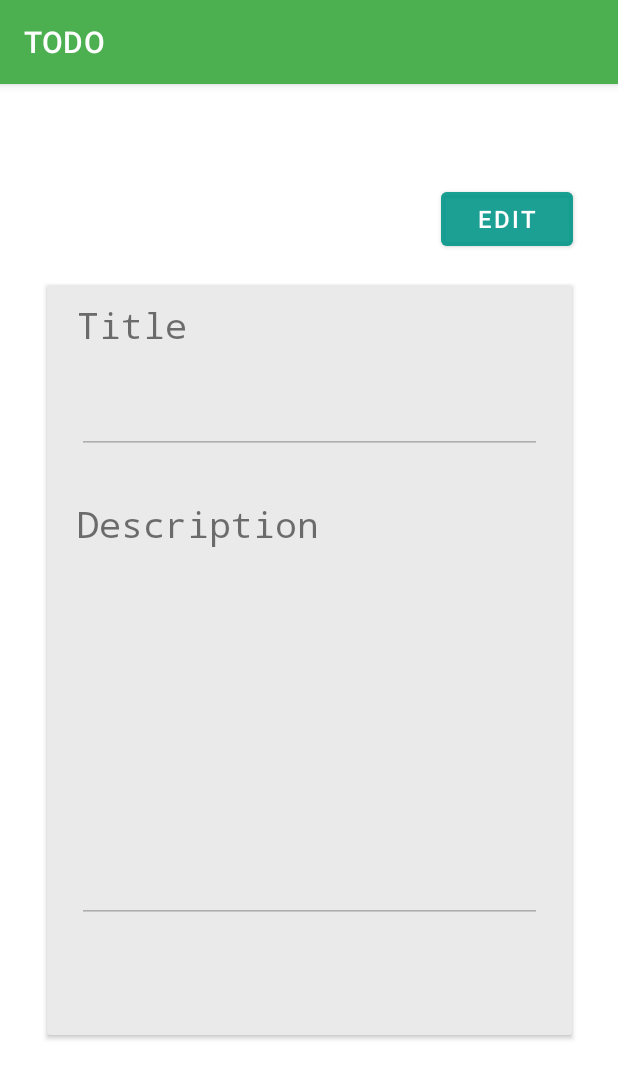
After one commit to cristhianmunoz/AppAndroid-ToDoList, an Android app: the EditTaskActivity screen opened directly, with no data from a screen before it, on a phone screen of 412 x 824 dp. The commit adds this screen. Shown: the top 1079 px of the screen. Run offline under Robolectric (Android 15) with nearby library versions, the phone set to English and light mode, and no system bars.

Commit message:
Despliegue y Navegación
Todas las pantallas se han agregado con sus respectivas Activities.
Además, se ha logrado navegar por cada una de ellas.

```diff
--- /dev/null
+++ b/app/src/main/java/com/example/todo/EditTaskActivity.kt
@@ -0,0 +1,24 @@
+package com.example.todo
+
+import android.content.Intent
+import android.os.Bundle
+import androidx.appcompat.app.AppCompatActivity
+import com.example.todo.databinding.ActivityEditTaskBinding
+
+class EditTaskActivity: AppCompatActivity() {
+
+    private lateinit var binding: ActivityEditTaskBinding
+
+    override fun onCreate(savedInstanceState: Bundle?) {
+        super.onCreate(savedInstanceState)
+
+        binding = ActivityEditTaskBinding.inflate(layoutInflater)
+        setContentView(binding.root)
+
+        binding.buttonEdit.setOnClickListener(){
+            val intent = Intent(this, CreateTaskActivity::class.java)
+            startActivity(intent)
+        }
+
+    }
+}
--- a/app/src/main/java/com/example/todo/MainActivity.kt
+++ b/app/src/main/java/com/example/todo/MainActivity.kt
@@ -1,5 +1,6 @@
 package com.example.todo
 
+import android.content.Intent
 import android.os.Bundle
 import com.google.android.material.bottomnavigation.BottomNavigationView
 import androidx.appcompat.app.AppCompatActivity
@@ -31,5 +32,10 @@ class MainActivity : AppCompatActivity() {
         )
         setupActionBarWithNavController(navController, appBarConfiguration)
         navView.setupWithNavController(navController)
+
+        binding.bottomCreate.setOnClickListener(){
+            val intent = Intent(this, EditTaskActivity::class.java)
+            startActivity(intent)
+        }
     }
 }
--- /dev/null
+++ b/app/src/main/res/layout/activity_edit_task.xml
@@ -0,0 +1,92 @@
+<?xml version="1.0" encoding="utf-8"?>
+<androidx.constraintlayout.widget.ConstraintLayout xmlns:android="http://schemas.android.com/apk/res/android"
+    xmlns:app="http://schemas.android.com/apk/res-auto"
+    android:layout_width="match_parent"
+    android:layout_height="match_parent">
+
+    <Button
+        android:id="@+id/buttonEdit"
+        android:layout_width="wrap_content"
+        android:layout_height="wrap_content"
+        android:layout_marginEnd="30dp"
+        android:layout_marginBottom="20dp"
+        android:backgroundTint="#AB009688"
+        android:text="@string/buttomEdit"
+        android:textSize="16sp"
+        app:layout_constraintBottom_toTopOf="@+id/cardVieww"
+        app:layout_constraintEnd_toEndOf="parent" />
+
+    <androidx.cardview.widget.CardView
+        android:id="@+id/cardVieww"
+        android:layout_width="350dp"
+        android:layout_height="500dp"
+        app:cardBackgroundColor="#EAEAEA"
+        app:layout_constraintBottom_toBottomOf="parent"
+        app:layout_constraintEnd_toEndOf="parent"
+        app:layout_constraintStart_toStartOf="parent"
+        app:layout_constraintTop_toTopOf="parent">
+
+        <androidx.constraintlayout.widget.ConstraintLayout
+            android:layout_width="match_parent"
+            android:layout_height="match_parent">
+
+            <TextView
+                android:id="@+id/textView"
+                android:layout_width="wrap_content"
+                android:layout_height="wrap_content"
+                android:layout_marginStart="20dp"
+                android:layout_marginTop="10dp"
+                android:fontFamily="monospace"
+                android:text="@string/textViewTitle"
+                android:textSize="24sp"
+                app:layout_constraintStart_toStartOf="parent"
+                app:layout_constraintTop_toTopOf="parent" />
+
+            <EditText
+                android:id="@+id/editTextTitle"
+                android:layout_width="310dp"
+                android:layout_height="40dp"
+                android:layout_marginStart="20dp"
+                android:layout_marginTop="30dp"
+                android:layout_marginEnd="20dp"
+                android:ems="10"
+                android:enabled="false"
+                android:fontFamily="monospace"
+                android:inputType="text"
+                android:textSize="20sp"
+                app:layout_constraintEnd_toEndOf="parent"
+                app:layout_constraintStart_toStartOf="parent"
+                app:layout_constraintTop_toBottomOf="@+id/textView" />
+
+            <TextView
+                android:id="@+id/textViewDescription"
+                android:layout_width="wrap_content"
+                android:layout_height="wrap_content"
+                android:layout_marginStart="20dp"
+                android:layout_marginTop="30dp"
+                android:fontFamily="monospace"
+                android:text="@string/textViewDescription"
+                android:textSize="24sp"
+                app:layout_constraintStart_toStartOf="parent"
+                app:layout_constraintTop_toBottomOf="@+id/editTextTitle" />
+
+            <EditText
+                android:id="@+id/editTextTextMultiLine"
+                android:layout_width="310dp"
+                android:layout_height="220dp"
+                android:layout_marginStart="20dp"
+                android:layout_marginTop="30dp"
+                android:layout_marginEnd="20dp"
+                android:ems="10"
+                android:enabled="false"
+                android:fontFamily="monospace"
+                android:gravity="start|top"
+                android:inputType="textMultiLine"
+                app:layout_constraintEnd_toEndOf="parent"
+                app:layout_constraintStart_toStartOf="parent"
+                app:layout_constraintTop_toBottomOf="@+id/textViewDescription" />
+
+        </androidx.constraintlayout.widget.ConstraintLayout>
+
+    </androidx.cardview.widget.CardView>
+</androidx.constraintlayout.widget.ConstraintLayout>
--- a/app/src/main/res/layout/tasks_list.xml
+++ b/app/src/main/res/layout/tasks_list.xml
@@ -52,11 +52,11 @@
                 <TextView
                     android:id="@+id/textViewTaskTitleID"
                     android:layout_width="187dp"
-                    android:layout_height="30dp"
+                    android:layout_height="50dp"
                     android:layout_marginStart="5dp"
                     android:layout_marginTop="45dp"
                     android:layout_marginEnd="5dp"
-                    android:layout_marginBottom="45dp"
+                    android:layout_marginBottom="25dp"
                     android:fontFamily="monospace"
                     android:text="@string/textViewTitle"
                     android:textAppearance="@style/TextAppearance.AppCompat.Body1"
--- a/app/src/main/res/values/colors.xml
+++ b/app/src/main/res/values/colors.xml
@@ -1,11 +1,11 @@
 <?xml version="1.0" encoding="utf-8"?>
 <resources>
-    <color name="purple_200">#FFBB86FC</color>
-    <color name="purple_500">#FF6200EE</color>
-    <color name="purple_700">#FF3700B3</color>
+    <color name="purple_200">#F44336</color>
+    <color name="purple_500">#4CAF50</color>
+    <color name="purple_700">#1F4721</color>
     <color name="teal_200">#FF03DAC5</color>
     <color name="teal_700">#FF018786</color>
-    <color name="black">#FF000000</color>
+    <color name="black">#FFFFFF</color>
     <color name="white">#FFFFFFFF</color>
     <color name="green">#1B9F28</color>
     <color name="red">#6A1414</color>
```
Also changed, not shown: app/src/main/AndroidManifest.xml (+10 -3 lines), app/src/main/java/com/example/todo/CreateTaskActivity.kt (added, +25 -0 lines), app/src/main/java/com/example/todo/ui/home/HomeFragment.kt (+4 -4 lines), app/src/main/java/com/example/todo/ui/home/HomeViewModel.kt (deleted, +0 -13 lines), app/src/main/res/layout/activity_create_task.xml (added, +90 -0 lines), app/src/main/res/layout/activity_main.xml (+7 -3 lines), app/src/main/res/values/strings.xml (+4 -40 lines).
